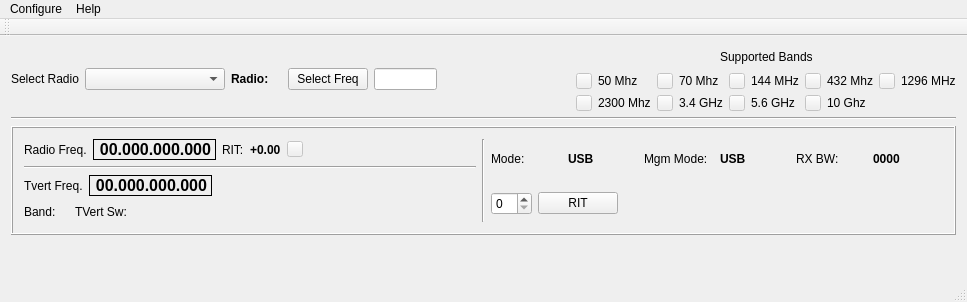
First picture: the form in mqt/MqtRigControl/rigcontrolmainwindow.ui, repository Rsclub22/Minos2-Mirror, before the edit.
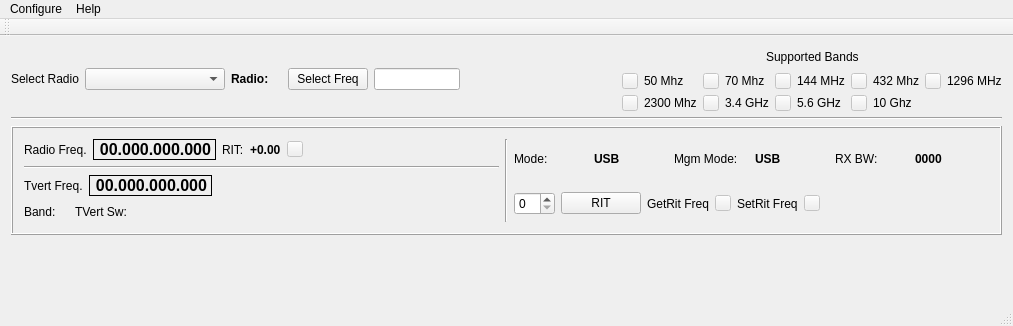
Second picture: the form after the edit. Custom widgets are drawn as their Qt base class.

Diff of the .ui file:
```diff
--- a/mqt/MqtRigControl/rigcontrolmainwindow.ui
+++ b/mqt/MqtRigControl/rigcontrolmainwindow.ui
@@ -6,8 +6,8 @@
    <rect>
     <x>0</x>
     <y>0</y>
-    <width>967</width>
-    <height>302</height>
+    <width>1013</width>
+    <height>326</height>
    </rect>
   </property>
   <property name="windowTitle">
@@ -654,6 +654,64 @@
                </item>
               </layout>
              </item>
+             <item>
+              <layout class="QHBoxLayout" name="horizontalLayout_14">
+               <item>
+                <layout class="QHBoxLayout" name="horizontalLayout_4">
+                 <item>
+                  <widget class="QLabel" name="GetRitFreqLbl">
+                   <property name="text">
+                    <string>GetRit Freq</string>
+                   </property>
+                  </widget>
+                 </item>
+                 <item>
+                  <widget class="QPushButton" name="GetRitFreqInd">
+                   <property name="enabled">
+                    <bool>false</bool>
+                   </property>
+                   <property name="maximumSize">
+                    <size>
+                     <width>16</width>
+                     <height>16</height>
+                    </size>
+                   </property>
+                   <property name="text">
+                    <string/>
+                   </property>
+                  </widget>
+                 </item>
+                </layout>
+               </item>
+               <item>
+                <layout class="QHBoxLayout" name="horizontalLayout_7">
+                 <item>
+                  <widget class="QLabel" name="SetRitFreqLbl">
+                   <property name="text">
+                    <string>SetRit Freq</string>
+                   </property>
+                  </widget>
+                 </item>
+                 <item>
+                  <widget class="QPushButton" name="SetRitFreqInd">
+                   <property name="enabled">
+                    <bool>false</bool>
+                   </property>
+                   <property name="maximumSize">
+                    <size>
+                     <width>16</width>
+                     <height>16</height>
+                    </size>
+                   </property>
+                   <property name="text">
+                    <string/>
+                   </property>
+                  </widget>
+                 </item>
+                </layout>
+               </item>
+              </layout>
+             </item>
              <item>
               <spacer name="horizontalSpacer_3">
                <property name="orientation">
@@ -677,20 +735,16 @@
      </layout>
     </item>
     <item>
-     <layout class="QHBoxLayout" name="horizontalLayout_7">
+     <layout class="QHBoxLayout" name="horizontalLayout_16">
       <item>
-       <layout class="QHBoxLayout" name="horizontalLayout_4">
-        <item>
-         <widget class="SmeterBar" name="sMeter" native="true"/>
-        </item>
-        <item>
-         <widget class="QLabel" name="sMeterLabel">
-          <property name="text">
-           <string/>
-          </property>
-         </widget>
-        </item>
-       </layout>
+       <widget class="SmeterBar" name="sMeter" native="true"/>
+      </item>
+      <item>
+       <widget class="QLabel" name="sMeterLabel">
+        <property name="text">
+         <string/>
+        </property>
+       </widget>
       </item>
       <item>
        <spacer name="horizontalSpacer_6">
@@ -699,7 +753,7 @@
         </property>
         <property name="sizeHint" stdset="0">
          <size>
-          <width>40</width>
+          <width>999</width>
           <height>20</height>
          </size>
         </property>
@@ -714,7 +768,7 @@
     <rect>
      <x>0</x>
      <y>0</y>
-     <width>967</width>
+     <width>1013</width>
      <height>21</height>
     </rect>
    </property>
```
Left out of the diff: 2 changed lines with no effect on the pictures.
